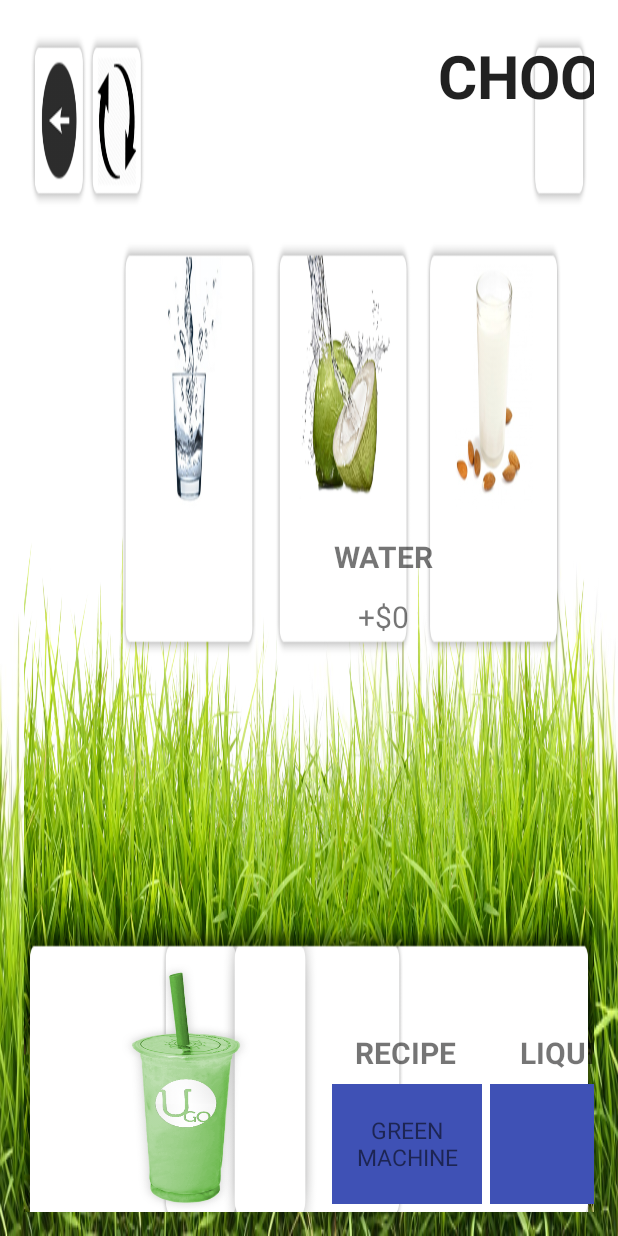
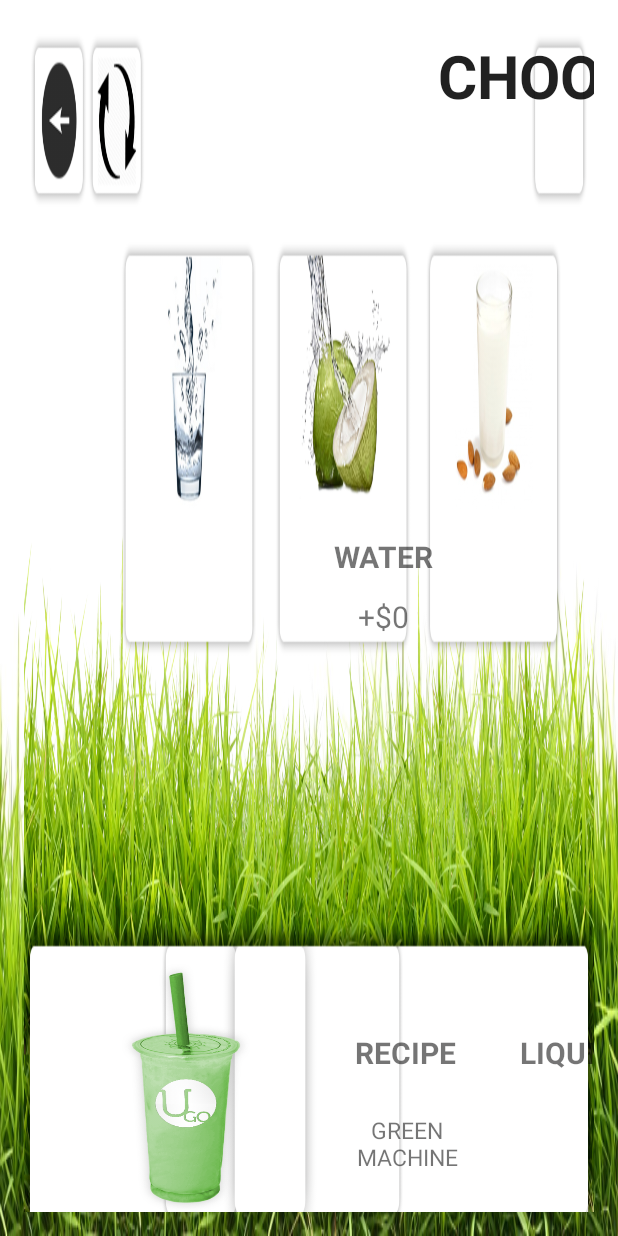
Before and after one commit to blitz6/uGoVendingAppp, an Android app: the screen it shows after launch (PurchaseSmoothie), after a tap on "GREEN MACHINE", on a phone screen of 412 x 824 dp. Run offline under Robolectric (Android 15) with nearby library versions, the phone set to English and light mode, and no system bars; libraries missing offline, so code that uses them is left out: com.koushikdutta.async, com.orm; 5 statements that could not run were skipped.

Commit message:
XML & JAVA files for Demo day

```diff
--- a/app/src/main/java/com/ugosmoothie/ugovendingapp/Fragments/LiquidSelectionFragment.java
+++ b/app/src/main/java/com/ugosmoothie/ugovendingapp/Fragments/LiquidSelectionFragment.java
@@ -60,7 +60,7 @@ public class LiquidSelectionFragment extends Fragment {
         RelativeLayout liquid_a = (RelativeLayout) rootView.findViewById(R.id.almondmilk_tag);
         final TextView selectedSmoothie = (TextView) rootView.findViewById(R.id.element_1_val);
         final ImageView smoothie = (ImageView) rootView.findViewById(R.id.smoothie_tag);
-        final TextView totalval = (TextView) rootView.findViewById(R.id.element_4_val);
+        final TextView totalval = (TextView) rootView.findViewById(R.id.element_4_val_1);
 
 
         switch(CurrentSelection.getInstance().getCurrentSmoothie()) {
@@ -110,7 +110,7 @@ public class LiquidSelectionFragment extends Fragment {
             public void onClick(View v) {
                 CurrentSelection.getInstance().setCurrentLiquid(getWater());
                 ((PurchaseSmoothie) getActivity()).GetUGoViewPager().setCurrentItem(2);
-                ((PurchaseSmoothie)getActivity()).refresh_curr_frag();
+                //((PurchaseSmoothie)getActivity()).refresh_curr_frag();
             }
         });
         liquid_c.setOnClickListener(new OnClickListener() {
@@ -118,7 +118,7 @@ public class LiquidSelectionFragment extends Fragment {
             public void onClick(View v) {
                 CurrentSelection.getInstance().setCurrentLiquid(getCoco_water());
                 ((PurchaseSmoothie) getActivity()).GetUGoViewPager().setCurrentItem(2);
-                ((PurchaseSmoothie)getActivity()).refresh_curr_frag();
+                //((PurchaseSmoothie)getActivity()).refresh_curr_frag();
             }
         });
         liquid_a.setOnClickListener(new OnClickListener() {
@@ -126,7 +126,7 @@ public class LiquidSelectionFragment extends Fragment {
             public void onClick(View v) {
                 CurrentSelection.getInstance().setCurrentLiquid(getAlmond_milk());
                 ((PurchaseSmoothie) getActivity()).GetUGoViewPager().setCurrentItem(2);
-                ((PurchaseSmoothie)getActivity()).refresh_curr_frag();
+                //((PurchaseSmoothie)getActivity()).refresh_curr_frag();
             }
         });
 
--- a/app/src/main/java/com/ugosmoothie/ugovendingapp/Fragments/SmoothieSelectionFragment.java
+++ b/app/src/main/java/com/ugosmoothie/ugovendingapp/Fragments/SmoothieSelectionFragment.java
@@ -70,7 +70,7 @@ public class SmoothieSelectionFragment extends Fragment {
             public void onClick(View v) {
                 CurrentSelection.getInstance().setCurrentSmoothie(getGreen_machine());
                 ((PurchaseSmoothie) getActivity()).GetUGoViewPager().setCurrentItem(1);
-                ((PurchaseSmoothie)getActivity()).refresh_curr_frag();
+                //((PurchaseSmoothie)getActivity()).refresh_curr_frag();
             }
         });
         smoothie_t.setOnClickListener(new OnClickListener() {
@@ -78,7 +78,7 @@ public class SmoothieSelectionFragment extends Fragment {
             public void onClick(View v) {
                 CurrentSelection.getInstance().setCurrentSmoothie(getTropical_paradise());
                 ((PurchaseSmoothie) getActivity()).GetUGoViewPager().setCurrentItem(1);
-                ((PurchaseSmoothie)getActivity()).refresh_curr_frag();
+                //((PurchaseSmoothie)getActivity()).refresh_curr_frag();
             }
         });
         smoothie_b.setOnClickListener(new OnClickListener() {
@@ -86,7 +86,7 @@ public class SmoothieSelectionFragment extends Fragment {
             public void onClick(View v) {
                 CurrentSelection.getInstance().setCurrentSmoothie(getBerry_licious());
                 ((PurchaseSmoothie) getActivity()).GetUGoViewPager().setCurrentItem(1);
-                ((PurchaseSmoothie)getActivity()).refresh_curr_frag();
+                //((PurchaseSmoothie)getActivity()).refresh_curr_frag();
             }
         });
 
--- a/app/src/main/java/com/ugosmoothie/ugovendingapp/Fragments/SummaryFragment.java
+++ b/app/src/main/java/com/ugosmoothie/ugovendingapp/Fragments/SummaryFragment.java
@@ -26,9 +26,9 @@ public class SummaryFragment extends Fragment {
         final Button ref =  (Button) rootView.findViewById(R.id.refresh_tag);
         final TextView selectedSmoothie = (TextView) rootView.findViewById(R.id.element_1_val);
         final ImageView smoothie = (ImageView) rootView.findViewById(R.id.smoothie_tag);
-        final TextView selectedLiquid = (TextView) rootView.findViewById(R.id.element_2_val);
-        final TextView selectedSupplement = (TextView) rootView.findViewById(R.id.element_3_val);
-        final TextView totalval = (TextView) rootView.findViewById(R.id.element_4_val);
+        final TextView selectedLiquid = (TextView) rootView.findViewById(R.id.element_2_val_3);
+        final TextView selectedSupplement = (TextView) rootView.findViewById(R.id.element_3_val_3);
+        final TextView totalval = (TextView) rootView.findViewById(R.id.element_4_val_3);
 
         switch(CurrentSelection.getInstance().getCurrentSmoothie()) {
             case 0:{
--- a/app/src/main/java/com/ugosmoothie/ugovendingapp/Fragments/SupplementSelectionFragment.java
+++ b/app/src/main/java/com/ugosmoothie/ugovendingapp/Fragments/SupplementSelectionFragment.java
@@ -67,8 +67,8 @@ public class SupplementSelectionFragment extends Fragment {
         RelativeLayout supplement_h = (RelativeLayout) rootView.findViewById(R.id.hp_tag);
         final TextView selectedSmoothie = (TextView) rootView.findViewById(R.id.element_1_val);
         final ImageView smoothie = (ImageView) rootView.findViewById(R.id.smoothie_tag);
-        final TextView selectedLiquid = (TextView) rootView.findViewById(R.id.element_2_val);
-        final TextView totalval = (TextView) rootView.findViewById(R.id.element_4_val);
+        final TextView selectedLiquid = (TextView) rootView.findViewById(R.id.element_2_val_2);
+        final TextView totalval = (TextView) rootView.findViewById(R.id.element_4_val_2);
 
 
         switch(CurrentSelection.getInstance().getCurrentSmoothie()) {
@@ -135,7 +135,7 @@ public class SupplementSelectionFragment extends Fragment {
             public void onClick(View v) {
                 CurrentSelection.getInstance().setCurrentSupplement(getNo_supplement());
                 ((PurchaseSmoothie) getActivity()).GetUGoViewPager().setCurrentItem(3);
-                ((PurchaseSmoothie)getActivity()).refresh_curr_frag();
+                //((PurchaseSmoothie)getActivity()).refresh_curr_frag();
             }
         });
         supplement_a.setOnClickListener(new View.OnClickListener() {
@@ -143,7 +143,7 @@ public class SupplementSelectionFragment extends Fragment {
             public void onClick(View v) {
                 CurrentSelection.getInstance().setCurrentSupplement(getSmashed_almonds());
                 ((PurchaseSmoothie) getActivity()).GetUGoViewPager().setCurrentItem(3);
-                ((PurchaseSmoothie)getActivity()).refresh_curr_frag();
+                //((PurchaseSmoothie)getActivity()).refresh_curr_frag();
             }
         });
         supplement_p.setOnClickListener(new View.OnClickListener() {
@@ -151,7 +151,7 @@ public class SupplementSelectionFragment extends Fragment {
             public void onClick(View v) {
                 CurrentSelection.getInstance().setCurrentSupplement(getPumpkin_seed_powder());
                 ((PurchaseSmoothie) getActivity()).GetUGoViewPager().setCurrentItem(3);
-                ((PurchaseSmoothie)getActivity()).refresh_curr_frag();
+                //((PurchaseSmoothie)getActivity()).refresh_curr_frag();
             }
         });
         supplement_f.setOnClickListener(new View.OnClickListener() {
@@ -159,7 +159,7 @@ public class SupplementSelectionFragment extends Fragment {
             public void onClick(View v) {
                 CurrentSelection.getInstance().setCurrentSupplement(getGround_flax_seed());
                 ((PurchaseSmoothie) getActivity()).GetUGoViewPager().setCurrentItem(3);
-                ((PurchaseSmoothie)getActivity()).refresh_curr_frag();
+                //((PurchaseSmoothie)getActivity()).refresh_curr_frag();
             }
         });
         supplement_h.setOnClickListener(new View.OnClickListener() {
@@ -167,11 +167,15 @@ public class SupplementSelectionFragment extends Fragment {
             public void onClick(View v) {
                 CurrentSelection.getInstance().setCurrentSupplement(getHemp_protein());
                 ((PurchaseSmoothie) getActivity()).GetUGoViewPager().setCurrentItem(3);
-                ((PurchaseSmoothie)getActivity()).refresh_curr_frag();
+                //((PurchaseSmoothie)getActivity()).refresh_curr_frag();
             }
         });
 
 
         return rootView;
     }
+
+    public void RefreshText() {
+
+    }
 }
--- a/app/src/main/java/com/ugosmoothie/ugovendingapp/PurchaseSmoothie.java
+++ b/app/src/main/java/com/ugosmoothie/ugovendingapp/PurchaseSmoothie.java
@@ -11,9 +11,12 @@ import android.support.v7.app.AppCompatActivity;
 import android.os.Bundle;
 import android.util.DisplayMetrics;
 import android.view.View;
+import android.widget.ImageView;
+import android.widget.TextView;
 import android.widget.Toast;
 
 import com.ugosmoothie.ugovendingapp.Data.CurrentSelection;
+import com.ugosmoothie.ugovendingapp.Fragments.SupplementSelectionFragment;
 import com.ugosmoothie.ugovendingapp.WebServer.AsyncServer;
 
 import java.io.File;
@@ -32,10 +35,131 @@ public class PurchaseSmoothie extends AppCompatActivity {
         setContentView(R.layout.activity_purchase_smoothie);
         refresh_curr_frag();
         m_uGoViewPage.setSwipeEnabled(false);
+
+        m_uGoViewPage.addOnPageChangeListener(
+                new ViewPager.OnPageChangeListener() {
+                    @Override
+                    public void onPageScrolled(int position, float positionOffset, int positionOffsetPixels) {
+                    }
+
+                    @Override
+                    public void onPageSelected(int position) {
+                        TextView val1 = (TextView) findViewById(R.id.element_4_val_1);
+                        TextView val2 = (TextView) findViewById(R.id.element_4_val_2);
+                        TextView val3 = (TextView) findViewById(R.id.element_4_val_3);
+
+                        if (val1 != null)
+                            val1.setText("$" + CurrentSelection.getInstance().getTotal());
+                        if (val2 != null)
+                            val2.setText("$" + CurrentSelection.getInstance().getTotal());
+                        if (val3 != null)
+                            val3.setText("$" + CurrentSelection.getInstance().getTotal());
+
+
+                        final TextView selectedSmoothie = (TextView) findViewById(R.id.element_1_val);
+                        final ImageView smoothie = (ImageView) findViewById(R.id.smoothie_tag);
+                        update_smoothie_text_and_image(selectedSmoothie, smoothie);
+
+
+                        final TextView selectedLiquid_1 = (TextView) findViewById(R.id.element_2_val_1);
+                        final TextView selectedLiquid_2 = (TextView) findViewById(R.id.element_2_val_2);
+                        final TextView selectedLiquid_3 = (TextView) findViewById(R.id.element_2_val_3);
+                        update_liquid_text(selectedLiquid_1);
+                        update_liquid_text(selectedLiquid_2);
+                        update_liquid_text(selectedLiquid_3);
+
+                        final TextView selectedSupplement_1 = (TextView) findViewById(R.id.element_3_val_1);
+                        final TextView selectedSupplement_2 = (TextView) findViewById(R.id.element_3_val_2);
+                        final TextView selectedSupplement_3 = (TextView) findViewById(R.id.element_3_val_3);
+                        update_supplement_text(selectedSupplement_1);
+                        update_supplement_text(selectedSupplement_2);
+                        update_supplement_text(selectedSupplement_3);
+                    }
+
+                    @Override
+                    public void onPageScrollStateChanged(int state) {
+
+                    }
+                }
+        );
         // start the AsyncServer
         asyncServer = AsyncServer.getInstance();
         asyncServer.registerListener(this, "complete");
         this.registerReceiver(receiver, new IntentFilter("complete"));
+    }
+
+    public void update_smoothie_text_and_image(TextView textView, ImageView imageView) {
+        if (textView != null && imageView != null) {
+            switch (CurrentSelection.getInstance().getCurrentSmoothie()) {
+                case 0: {
+                    textView.setText(getResources().getString(R.string.smoothie_1));
+                    imageView.setBackground(getResources().getDrawable(R.drawable.green_smoothie));
+                }
+                break;
+                case 1: {
+                    textView.setText(getResources().getString(R.string.smoothie_2));
+                    imageView.setBackground(getResources().getDrawable(R.drawable.pink_smoothie));
+                }
+                break;
+                case 2: {
+                    textView.setText(getResources().getString(R.string.smoothie_3));
+                    imageView.setBackground(getResources().getDrawable(R.drawable.purple_smoothie));
+                }
+                break;
+                default:
+                    textView.setText("");
+                    break;
+            }
+        }
+    }
+
+    public void update_liquid_text(TextView textView) {
+
+        if (textView != null) {
+            switch (CurrentSelection.getInstance().getCurrentLiquid()) {
+                case 0: {
+                    textView.setText(getResources().getString(R.string.liquid_1));
+                }
+                break;
+                case 1: {
+                    textView.setText(getResources().getString(R.string.liquid_2));
+                }
+                break;
+                case 2: {
+                    textView.setText(getResources().getString(R.string.liquid_3));
+                }
+                break;
+                default:
+                    textView.setText("");
+                    break;
+            }
+        }
+    }
+
+    public void update_supplement_text(TextView textView) {
+        if (textView != null) {
+            switch (CurrentSelection.getInstance().getCurrentSupplement()) {
+                case 1: {
+                    textView.setText(getResources().getString(R.string.supplement_1));
+                }
+                break;
+                case 2: {
+                    textView.setText(getResources().getString(R.string.supplement_2));
+                }
+                break;
+                case 3: {
+                    textView.setText(getResources().getString(R.string.supplement_3));
+                }
+                break;
+                case 4: {
+                    textView.setText(getResources().getString(R.string.supplement_4));
+                }
+                break;
+                default:
+                    textView.setText("");
+                    break;
+            }
+        }
     }
 
     public void refresh_curr_frag() {
@@ -45,6 +169,10 @@ public class PurchaseSmoothie extends AppCompatActivity {
         m_uGoViewPage.setAdapter(null);
         m_uGoViewPage.setAdapter(mSmoothiePagerAdapter);
         m_uGoViewPage.setCurrentItem(currentItem);
+    }
+
+    public void refresh_text() {
+
     }
 
     public void refresh(){
--- a/app/src/main/res/layout/liquid_selection_view.xml
+++ b/app/src/main/res/layout/liquid_selection_view.xml
@@ -179,7 +179,6 @@ android:weightSum="1">
             android:textSize="15sp"
             android:id="@+id/element_1_val"
             android:gravity="center_vertical|center"
-            android:background="@color/colorPrimary"
             android:layout_marginLeft="240dp"
             android:layout_marginTop="80dp"
             android:editable="true" />
@@ -189,8 +188,7 @@ android:weightSum="1">
             android:textAppearance="?android:attr/textAppearanceSmall"
             android:text="@string/element_2_val"
             android:textSize="15sp"
-            android:id="@+id/element_2_val"
-            android:background="@color/colorPrimary"
+            android:id="@+id/element_2_val_1"
             android:layout_marginLeft="345dp"
             android:layout_marginTop="80dp"
             android:gravity="center_vertical|left"
@@ -200,8 +198,7 @@ android:weightSum="1">
             android:layout_height="80dp"
             android:textAppearance="?android:attr/textAppearanceSmall"
             android:text="@string/element_3_val"
-            android:id="@+id/element_3_val"
-            android:background="@color/colorPrimary"
+            android:id="@+id/element_3_val_1"
             android:textSize="15sp"
             android:gravity="center_vertical|center"
             android:layout_marginLeft="447dp"
@@ -213,8 +210,7 @@ android:weightSum="1">
             android:textAppearance="?android:attr/textAppearanceSmall"
             android:text="@string/element_4_val"
             android:textSize="15sp"
-            android:id="@+id/element_4_val"
-            android:background="@color/colorPrimary"
+            android:id="@+id/element_4_val_1"
             android:layout_marginLeft="660dp"
             android:layout_marginTop="80dp"
             android:gravity="center_vertical|center"
--- a/app/src/main/res/layout/summary_view.xml
+++ b/app/src/main/res/layout/summary_view.xml
@@ -83,7 +83,7 @@
             android:textAppearance="?android:attr/textAppearanceSmall"
             android:text="@string/element_2_val"
             android:textSize="18dp"
-            android:id="@+id/element_2_val"
+            android:id="@+id/element_2_val_3"
             android:layout_marginLeft="315dp"
             android:layout_marginTop="80dp"
             android:gravity="center_vertical|center" />
@@ -93,7 +93,7 @@
             android:textAppearance="?android:attr/textAppearanceSmall"
             android:text="@string/element_3_val"
             android:textSize="18dp"
-            android:id="@+id/element_3_val"
+            android:id="@+id/element_3_val_3"
             android:layout_marginLeft="465dp"
             android:layout_marginTop="80dp"
             android:gravity="center_vertical|center" />
@@ -103,7 +103,7 @@
             android:textAppearance="?android:attr/textAppearanceSmall"
             android:text="@string/element_4_val"
             android:textSize="18dp"
-            android:id="@+id/element_4_val"
+            android:id="@+id/element_4_val_3"
             android:layout_marginLeft="640dp"
             android:layout_marginTop="80dp"
             android:gravity="center_vertical|center" />
--- a/app/src/main/res/layout/supplement_selection_view.xml
+++ b/app/src/main/res/layout/supplement_selection_view.xml
@@ -82,7 +82,7 @@
         android:textAppearance="?android:attr/textAppearanceSmall"
         android:text="@string/element_2_val"
         android:textSize="15sp"
-        android:id="@+id/element_2_val"
+        android:id="@+id/element_2_val_2"
         android:layout_marginLeft="300dp"
         android:layout_marginTop="80dp"
         android:gravity="center_horizontal|center"
@@ -93,7 +93,7 @@
         android:textAppearance="?android:attr/textAppearanceSmall"
         android:text="@string/element_3_val"
         android:textSize="15sp"
-        android:id="@+id/element_3_val"
+        android:id="@+id/element_3_val_2"
         android:gravity="center_vertical|center"
         android:layout_marginLeft="395dp"
         android:layout_marginTop="80dp"
@@ -104,7 +104,7 @@
         android:textAppearance="?android:attr/textAppearanceSmall"
         android:text="@string/element_4_val"
         android:textSize="15sp"
-        android:id="@+id/element_4_val"
+        android:id="@+id/element_4_val_2"
         android:layout_marginLeft="615dp"
         android:layout_marginTop="80dp"
         android:gravity="center_vertical|center"
```
